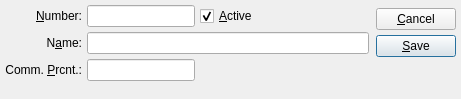
Pegasus-RPG/xtuple-client, file guiclient/salesRep.ui: the form before one commit.
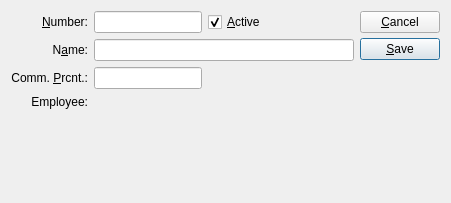
The form after the commit. Custom widgets are drawn as their Qt base class.

Commit message: issue #6736 - add gui support for employee characteristics and for user and sales rep buttons

```diff
--- a/guiclient/salesRep.ui
+++ b/guiclient/salesRep.ui
@@ -8,45 +8,17 @@
    <rect>
     <x>0</x>
     <y>0</y>
-    <width>461</width>
-    <height>99</height>
+    <width>451</width>
+    <height>203</height>
    </rect>
   </property>
   <property name="windowTitle" >
    <string>Sales Representative</string>
   </property>
-  <layout class="QVBoxLayout" >
-   <property name="margin" >
-    <number>5</number>
-   </property>
-   <property name="spacing" >
-    <number>0</number>
-   </property>
-   <item>
     <layout class="QHBoxLayout" >
-     <property name="margin" >
-      <number>0</number>
-     </property>
-     <property name="spacing" >
-      <number>7</number>
-     </property>
      <item>
-      <layout class="QHBoxLayout" >
-       <property name="margin" >
-        <number>0</number>
-       </property>
-       <property name="spacing" >
-        <number>5</number>
-       </property>
-       <item>
-        <layout class="QVBoxLayout" >
-         <property name="margin" >
-          <number>0</number>
-         </property>
-         <property name="spacing" >
-          <number>5</number>
-         </property>
-         <item>
+    <layout class="QGridLayout" >
+     <item row="0" column="0" >
           <widget class="QLabel" name="_numberLit" >
            <property name="text" >
             <string>&amp;Number:</string>
@@ -59,7 +31,7 @@
            </property>
           </widget>
          </item>
-         <item>
+     <item row="1" column="0" >
           <widget class="QLabel" name="_nameLit" >
            <property name="text" >
             <string>N&amp;ame:</string>
@@ -72,7 +44,7 @@
            </property>
           </widget>
          </item>
-         <item>
+     <item row="2" column="0" >
           <widget class="QLabel" name="_commPrcntLit" >
            <property name="text" >
             <string>Comm. &amp;Prcnt.:</string>
@@ -85,36 +57,23 @@
            </property>
           </widget>
          </item>
-        </layout>
-       </item>
-       <item>
-        <layout class="QVBoxLayout" >
-         <property name="margin" >
-          <number>0</number>
-         </property>
-         <property name="spacing" >
-          <number>5</number>
-         </property>
-         <item>
-          <layout class="QHBoxLayout" >
-           <property name="margin" >
-            <number>0</number>
-           </property>
-           <property name="spacing" >
-            <number>0</number>
-           </property>
-           <item>
-            <layout class="QHBoxLayout" >
-             <property name="margin" >
-              <number>0</number>
-             </property>
-             <property name="spacing" >
-              <number>5</number>
-             </property>
-             <item>
+     <item row="3" column="0" >
+      <widget class="QLabel" name="_employeeLit" >
+       <property name="text" >
+        <string>Employee:</string>
+       </property>
+       <property name="alignment" >
+        <set>Qt::AlignRight|Qt::AlignTrailing|Qt::AlignVCenter</set>
+       </property>
+       <property name="buddy" >
+        <cstring>_employee</cstring>
+       </property>
+      </widget>
+     </item>
+     <item row="0" column="1" >
               <widget class="XLineEdit" name="_number" />
              </item>
-             <item>
+     <item row="0" column="2" >
               <widget class="QCheckBox" name="_active" >
                <property name="text" >
                 <string>&amp;Active</string>
@@ -127,9 +86,7 @@
                </property>
               </widget>
              </item>
-            </layout>
-           </item>
-           <item>
+     <item row="0" column="3" >
             <spacer>
              <property name="orientation" >
               <enum>Qt::Horizontal</enum>
@@ -139,31 +96,19 @@
              </property>
              <property name="sizeHint" >
               <size>
-               <width>20</width>
+         <width>0</width>
                <height>20</height>
               </size>
              </property>
             </spacer>
            </item>
-          </layout>
-         </item>
-         <item>
+     <item row="1" column="1" colspan="3" >
           <widget class="XLineEdit" name="_name" />
          </item>
-         <item>
-          <layout class="QHBoxLayout" >
-           <property name="margin" >
-            <number>0</number>
-           </property>
-           <property name="spacing" >
-            <number>0</number>
-           </property>
-           <item>
+     <item row="2" column="1" >
             <widget class="XLineEdit" name="_commPrcnt" >
              <property name="sizePolicy" >
-              <sizepolicy>
-               <hsizetype>5</hsizetype>
-               <vsizetype>0</vsizetype>
+        <sizepolicy vsizetype="Fixed" hsizetype="Preferred" >
                <horstretch>0</horstretch>
                <verstretch>0</verstretch>
               </sizepolicy>
@@ -173,41 +118,34 @@
              </property>
             </widget>
            </item>
-           <item>
+     <item rowspan="2" row="3" column="1" colspan="3" >
+      <widget class="EmpCluster" name="_employee" />
+     </item>
+     <item row="5" column="1" >
             <spacer>
              <property name="orientation" >
-              <enum>Qt::Horizontal</enum>
+        <enum>Qt::Vertical</enum>
              </property>
              <property name="sizeType" >
               <enum>QSizePolicy::Expanding</enum>
              </property>
              <property name="sizeHint" >
               <size>
-               <width>20</width>
-               <height>20</height>
+         <width>10</width>
+         <height>0</height>
               </size>
              </property>
             </spacer>
            </item>
           </layout>
          </item>
-        </layout>
-       </item>
-      </layout>
-     </item>
      <item>
       <layout class="QVBoxLayout" >
-       <property name="margin" >
-        <number>0</number>
-       </property>
        <property name="spacing" >
         <number>0</number>
        </property>
        <item>
         <layout class="QVBoxLayout" >
-         <property name="margin" >
-          <number>0</number>
-         </property>
          <property name="spacing" >
           <number>5</number>
          </property>
@@ -236,26 +174,6 @@
           <enum>Qt::Vertical</enum>
          </property>
          <property name="sizeType" >
-          <enum>QSizePolicy::Preferred</enum>
-         </property>
-         <property name="sizeHint" >
-          <size>
-           <width>20</width>
-           <height>20</height>
-          </size>
-         </property>
-        </spacer>
-       </item>
-      </layout>
-     </item>
-    </layout>
-   </item>
-   <item>
-    <spacer>
-     <property name="orientation" >
-      <enum>Qt::Vertical</enum>
-     </property>
-     <property name="sizeType" >
       <enum>QSizePolicy::Expanding</enum>
      </property>
      <property name="sizeHint" >
@@ -265,12 +183,19 @@
       </size>
      </property>
     </spacer>
+     </item>
+    </layout>
    </item>
   </layout>
  </widget>
  <layoutdefault spacing="6" margin="11" />
  <pixmapfunction>qPixmapFromMimeSource</pixmapfunction>
  <customwidgets>
+  <customwidget>
+   <class>EmpCluster</class>
+   <extends>QWidget</extends>
+   <header>empcluster.h</header>
+  </customwidget>
   <customwidget>
    <class>XLineEdit</class>
    <extends>QLineEdit</extends>
```
Left out of the diff: 6 changed lines with no effect on the pictures. Lines whose indentation alone changed are shown as unchanged. The commit also changes 9 other files.
